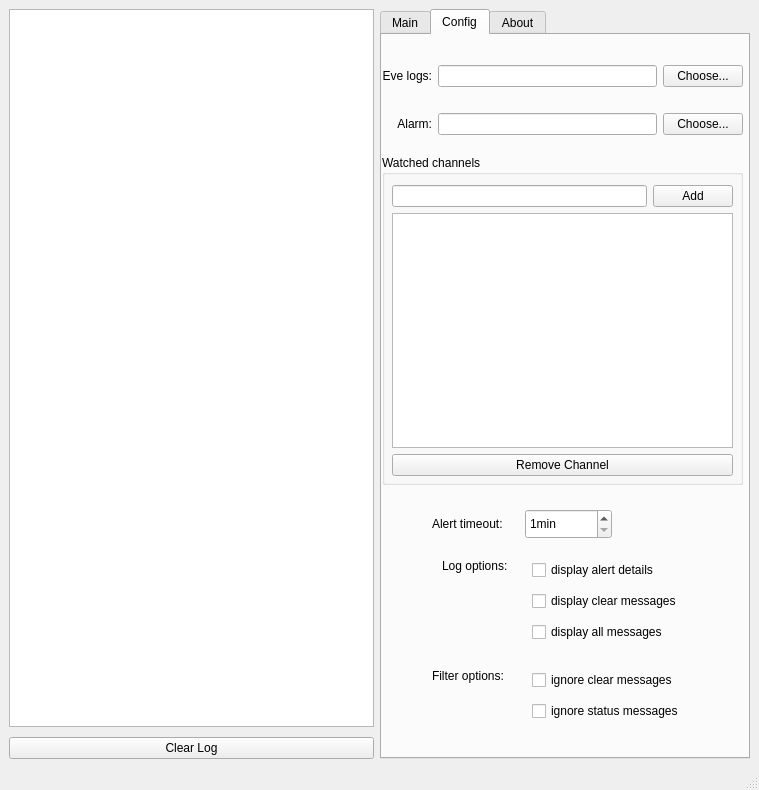
Qt form intelpy/gui/mainwindow.ui (Riftr/intelpy) before a commit.
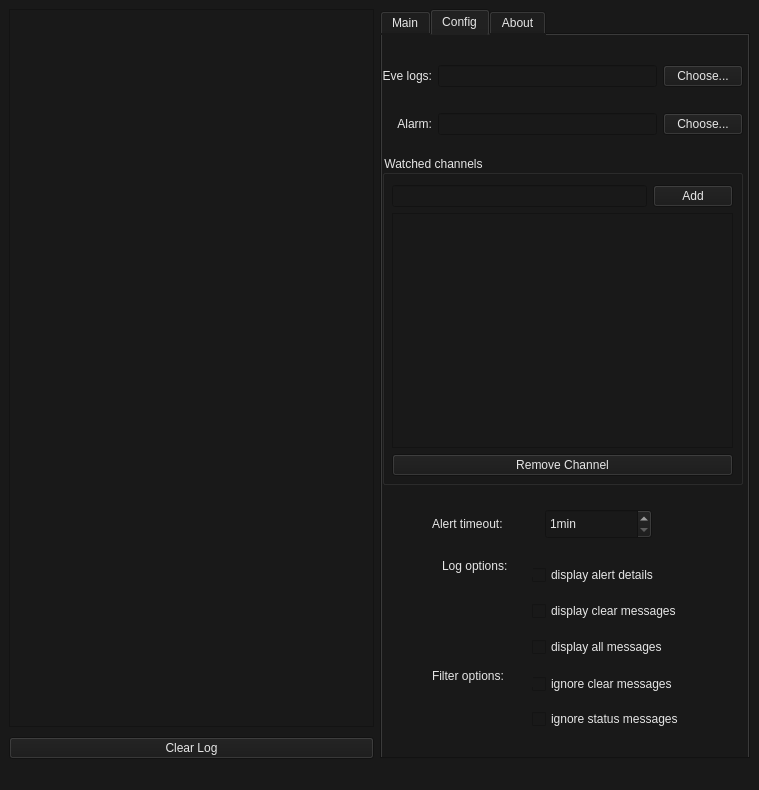
The same form after that commit. The open tabs and pages were chosen to show the change. Icons and pictures are not drawn.

Commit message: dark color themed

```diff
--- a/intelpy/gui/mainwindow.ui
+++ b/intelpy/gui/mainwindow.ui
@@ -29,6 +29,9 @@
    <iconset resource="images.qrc">
     <normaloff>:/pieico/goodpie2.ico</normaloff>:/pieico/goodpie2.ico</iconset>
   </property>
+  <property name="styleSheet">
+   <string notr="true">background: rgb(25, 25, 25); color: rgb(230,230,230);</string>
+  </property>
   <widget class="QWidget" name="centralwidget">
    <layout class="QHBoxLayout" name="horizontalLayout">
     <property name="sizeConstraint">
@@ -537,8 +540,8 @@
              <rect>
               <x>150</x>
               <y>520</y>
-              <width>192</width>
-              <height>92</height>
+              <width>235</width>
+              <height>112</height>
              </rect>
             </property>
             <layout class="QVBoxLayout" name="verticalLayout">
@@ -583,8 +586,8 @@
              <rect>
               <x>150</x>
               <y>630</y>
-              <width>197</width>
-              <height>61</height>
+              <width>241</width>
+              <height>73</height>
              </rect>
             </property>
             <layout class="QVBoxLayout" name="verticalLayout_2">
@@ -703,7 +706,7 @@
              <rect>
               <x>50</x>
               <y>470</y>
-              <width>180</width>
+              <width>220</width>
               <height>38</height>
              </rect>
             </property>
```
Left out of the diff: 6 changed lines with no effect on the pictures. The commit also changes 2 other files.
